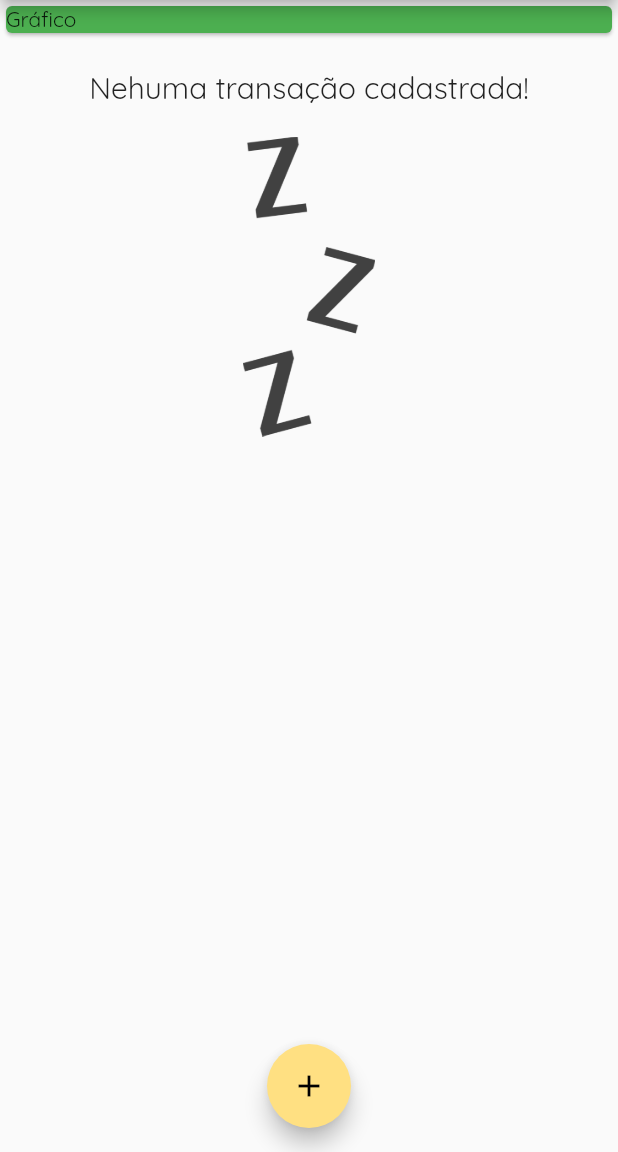
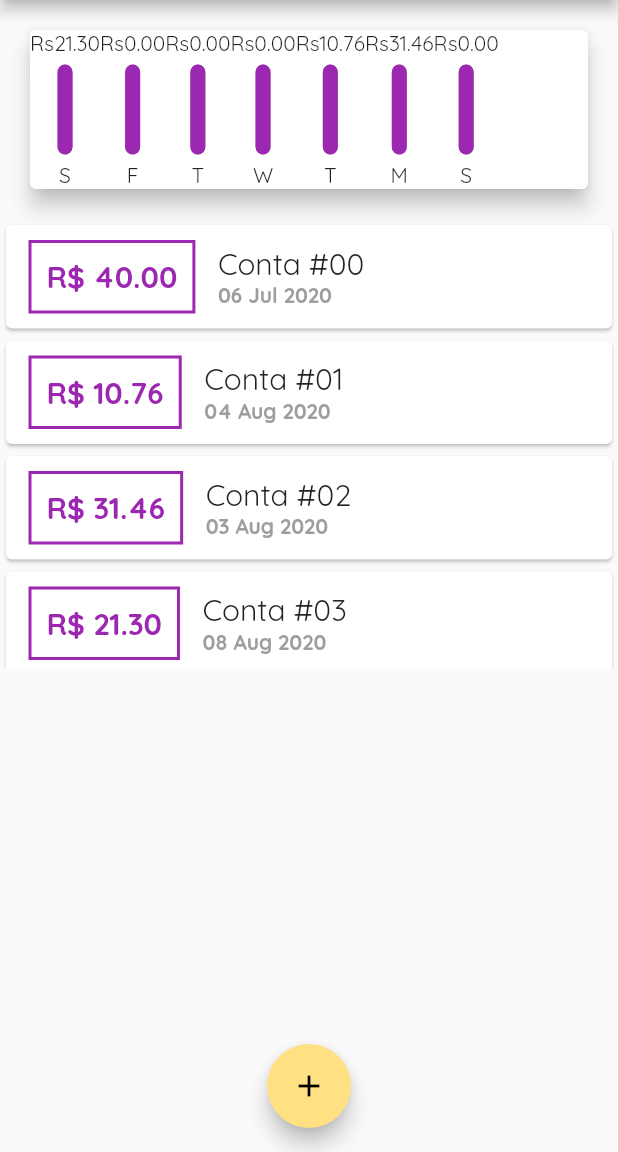
Before and after one commit to victor-souza-vieira/expenses, a Flutter app: the screen it shows after launch, on a phone screen of 412 x 824 dp, the part 84-1236 px from its top. Run offline on Flutter 3.47's test engine with Material 2 defaults, Android fonts, the phone set to English and light mode, and no system bars.

```diff
--- /dev/null
+++ b/lib/components/chart.dart
@@ -0,0 +1,51 @@
+import 'package:expenses/components/chart_bar.dart';
+import 'package:expenses/models/transaction.dart';
+import 'package:flutter/material.dart';
+import 'package:intl/intl.dart';
+
+class Chart extends StatelessWidget {
+  final List<Transaction> recentsTransactions;
+
+  Chart({this.recentsTransactions});
+
+  List<Map<String, Object>> get groupedTransactions {
+    return List.generate(7, (index) {
+      final weekDay = DateTime.now().subtract(
+        Duration(days: index),
+      );
+
+      double totalSum = 0.0;
+
+      for (var i = 0; i < recentsTransactions.length; i++) {
+        bool sameDay = recentsTransactions[i].date.day == weekDay.day;
+        bool sameMonth = recentsTransactions[i].date.month == weekDay.month;
+        bool sameYear = recentsTransactions[i].date.year == weekDay.year;
+
+        if (sameDay && sameMonth && sameYear) {
+          totalSum += recentsTransactions[i].value;
+        }
+      }
+      return {
+        'day': DateFormat.E().format(weekDay)[0],
+        'value': totalSum,
+      };
+    });
+  }
+
+  @override
+  Widget build(BuildContext context) {
+    groupedTransactions;
+    return Card(
+      elevation: 6,
+      margin: EdgeInsets.all(20),
+      child: Row(
+          children: groupedTransactions.map((tr) {
+        return ChartBar(
+          label: tr['day'],
+          value: tr['value'],
+          percentage: 0,
+        );
+      }).toList()),
+    );
+  }
+}
--- /dev/null
+++ b/lib/components/chart_bar.dart
@@ -0,0 +1,51 @@
+import 'package:flutter/material.dart';
+
+class ChartBar extends StatelessWidget {
+  final String label;
+  final double value;
+  final double percentage;
+
+  ChartBar({
+    this.label,
+    this.value,
+    this.percentage,
+  });
+
+  @override
+  Widget build(BuildContext context) {
+    return Column(
+      children: [
+        Text('Rs${value.toStringAsFixed(2)}'),
+        SizedBox(height: 5),
+        Container(
+          height: 60,
+          width: 10,
+          child: Stack(
+            children: [
+              Container(
+                decoration: BoxDecoration(
+                  border: Border.all(
+                    color: Colors.grey,
+                    width: 1.0,
+                  ),
+                  color: Color.fromRGBO(220, 220, 220, 1),
+                  borderRadius: BorderRadius.circular(5),
+                ),
+              ),
+              FractionallySizedBox(
+                child: Container(
+                  decoration: BoxDecoration(
+                    color: Theme.of(context).primaryColor,
+                    borderRadius: BorderRadius.circular(5),
+                  ),
+                ),
+              ),
+            ],
+          ),
+        ),
+        SizedBox(height: 5),
+        Text(label),
+      ],
+    );
+  }
+}
--- a/lib/main.dart
+++ b/lib/main.dart
@@ -1,6 +1,7 @@
 import 'dart:math';
 import 'dart:ui';
 
+import 'package:expenses/components/chart.dart';
 import 'package:expenses/components/transaction_form.dart';
 import 'package:flutter/material.dart';
 
@@ -39,19 +40,40 @@ class MyHomePage extends StatefulWidget {
 }
 
 class _MyHomePageState extends State<MyHomePage> {
-  final List<Transaction> _transations = [
-    /* Transaction(
-        id: 't1',
-        title: 'Novo tênis de corrida',
-        value: 310.76,
-        date: DateTime.now()),
+  final List<Transaction> _transactions = [
+    Transaction(
+      id: 't0',
+      title: 'Conta #00',
+      value: 40.00,
+      date: DateTime.now().subtract(Duration(days: 33)),
+    ),
+    Transaction(
+      id: 't1',
+      title: 'Conta #01',
+      value: 10.76,
+      date: DateTime.now().subtract(Duration(days: 4)),
+    ),
     Transaction(
       id: 't2',
-      title: 'Conta de luz',
-      value: 211.30,
+      title: 'Conta #02',
+      value: 31.46,
+      date: DateTime.now().subtract(Duration(days: 5)),
+    ),
+    Transaction(
+      id: 't3',
+      title: 'Conta #03',
+      value: 21.30,
       date: DateTime.now(),
-    ), */
+    ),
   ];
+
+  List<Transaction> get _recentTransactions {
+    return _transactions.where((tr) {
+      return tr.date.isAfter(DateTime.now().subtract(
+        Duration(days: 7),
+      ));
+    }).toList();
+  }
 
   _addTransaction(String title, double value) {
     final newTransaction = Transaction(
@@ -61,7 +83,7 @@ class _MyHomePageState extends State<MyHomePage> {
       date: DateTime.now(),
     );
     setState(() {
-      _transations.add(newTransaction);
+      _transactions.add(newTransaction);
     });
 
     Navigator.of(context).pop();
@@ -94,13 +116,8 @@ class _MyHomePageState extends State<MyHomePage> {
         child: Column(
           crossAxisAlignment: CrossAxisAlignment.stretch,
           children: <Widget>[
-            Container(
-              child: Card(
-                color: Colors.green,
-                child: Text("Gráfico"),
-              ),
-            ),
-            TransactionList(transactions: _transations),
+            Chart(recentsTransactions: _recentTransactions),
+            TransactionList(transactions: _transactions),
           ],
         ),
       ),
```
